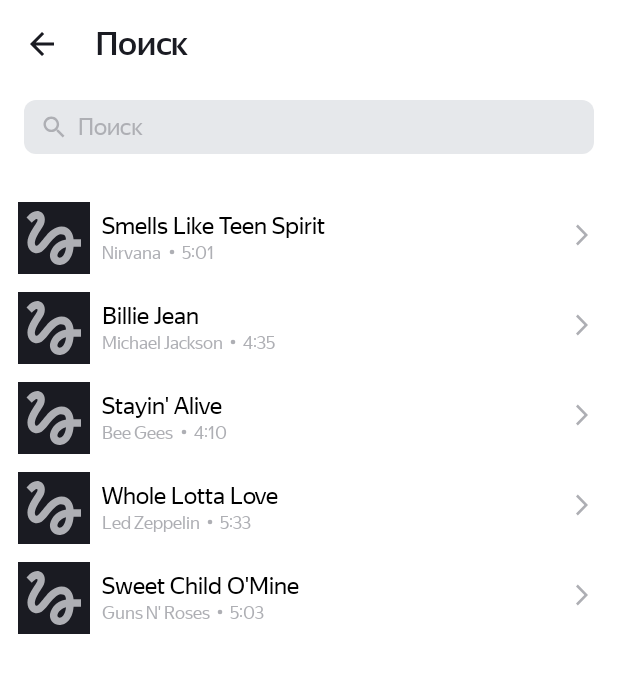
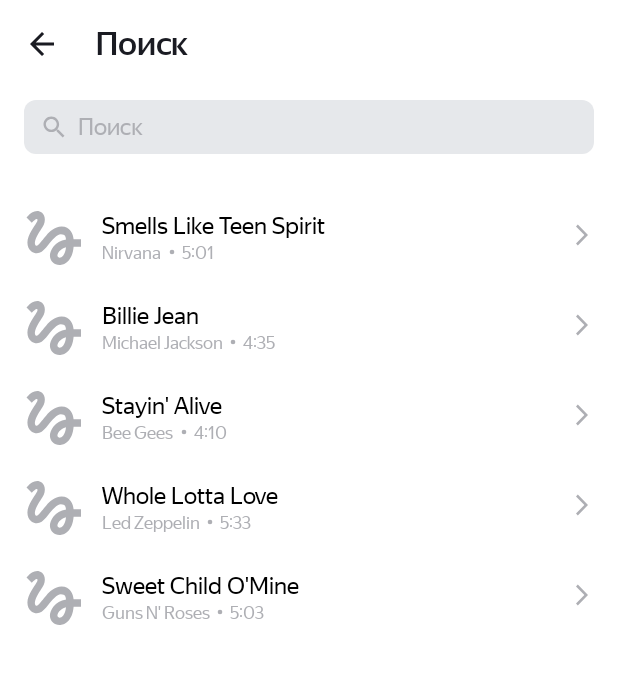
Before and after one commit to lesOlesya/PlaylistMaker, an Android app: the SearchActivity screen opened directly, with no data from a screen before it, on a phone screen of 412 x 824 dp. Shown: the top 673 px of the screen. Run offline under Robolectric (Android 15) with nearby library versions, the phone set to English and light mode, and no system bars; pictures from the network do not load.

Commit message:
10_sprint

```diff
--- a/app/src/main/res/layout/track_item.xml
+++ b/app/src/main/res/layout/track_item.xml
@@ -11,8 +11,7 @@
         android:id="@+id/ivArtworkSmall"
         android:layout_marginVertical="@dimen/dp_8"
         android:layout_height="48dp"
-        android:layout_width="48dp"
-        android:background="@color/black1"/>
+        android:layout_width="48dp"/>
 
     <LinearLayout
         android:layout_width="0dp"
```
